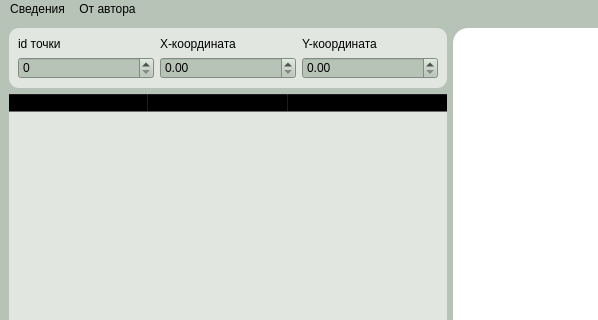
The window that lab_01/src/mainwindow.ui (arist0crab/bmstu-iu7-4sem-cg) describes before a commit, drawn with Qt 5; both pictures show x 0 to 598 and y 0 to 320 of the 900 by 600 pixel window.
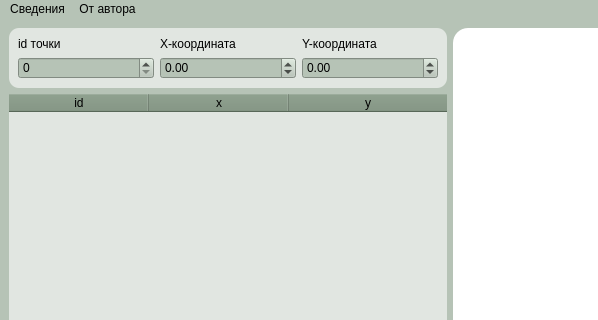
The same window after the commit.

The edit to the form file:
```diff
--- a/lab_01/src/mainwindow.ui
+++ b/lab_01/src/mainwindow.ui
@@ -60,10 +60,24 @@
         </widget>
        </item>
        <item row="1" column="2">
-        <widget class="QDoubleSpinBox" name="doubleSpinBox_3"/>
+        <widget class="QDoubleSpinBox" name="yInputBox">
+         <property name="minimum">
+          <double>-300.000000000000000</double>
+         </property>
+         <property name="maximum">
+          <double>300.000000000000000</double>
+         </property>
+        </widget>
        </item>
        <item row="1" column="1">
-        <widget class="QDoubleSpinBox" name="doubleSpinBox"/>
+        <widget class="QDoubleSpinBox" name="xInputBox">
+         <property name="minimum">
+          <double>-300.000000000000000</double>
+         </property>
+         <property name="maximum">
+          <double>300.000000000000000</double>
+         </property>
+        </widget>
        </item>
        <item row="0" column="0">
         <widget class="QLabel" name="label_3">
@@ -193,8 +207,65 @@
     <item row="1" column="0">
      <widget class="QTableWidget" name="pointsTable">
       <property name="styleSheet">
-       <string notr="true">background-color: rgba(255, 255, 255, 150);
-border-radius: 10px;</string>
+       <string notr="true">QTableWidget {
+    background-color: rgba(255, 255, 255, 150);
+    border-radius: 10px;
+}
+
+QTableWidget::item {
+    padding: 2px;
+}
+
+QTableWidget QScrollBar:vertical {
+    border: none;
+    background: rgba(80, 100, 80, 40);
+    width: 8px;
+    border-radius: 4px;
+    margin: 4px 2px 4px 2px;
+}
+
+QTableWidget QScrollBar::handle:vertical {
+    background: rgb(90, 110, 90);
+    min-height: 30px;
+    border-radius: 4px;
+}
+
+QTableWidget QScrollBar::handle:vertical:hover {
+    background: rgb(110, 130, 110);
+}
+
+QTableWidget QScrollBar::add-line:vertical, 
+QTableWidget QScrollBar::sub-line:vertical {
+    height: 0px;
+}
+
+QTableWidget QScrollBar:horizontal {
+    border: none;
+    background: rgba(80, 100, 80, 40);
+    height: 8px;
+    border-radius: 4px;
+    margin: 2px 4px 2px 4px;
+}
+
+QTableWidget QScrollBar::handle:horizontal {
+    background: rgb(90, 110, 90);
+    min-width: 30px;
+    border-radius: 4px;
+}
+
+QTableWidget QScrollBar::handle:horizontal:hover {
+    background: rgb(110, 130, 110);
+}
+
+QTableWidget QScrollBar::add-line:horizontal, 
+QTableWidget QScrollBar::sub-line:horizontal {
+    width: 0px;
+}
+
+QHeaderView::section {
+    background-color: rgb(123, 145, 123);
+    color: black;
+}</string>
       </property>
       <attribute name="horizontalHeaderDefaultSectionSize">
        <number>140</number>
```
Left out of the diff: 20 changed lines with no effect on the pictures.
